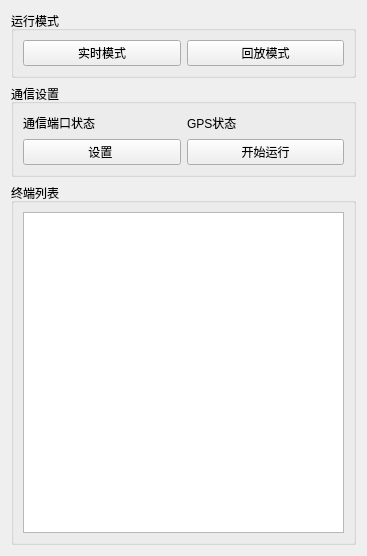
Qt form mac/examples/GasInfo/devicelistwidget.ui (Quenii/ADCEVM) before a commit.
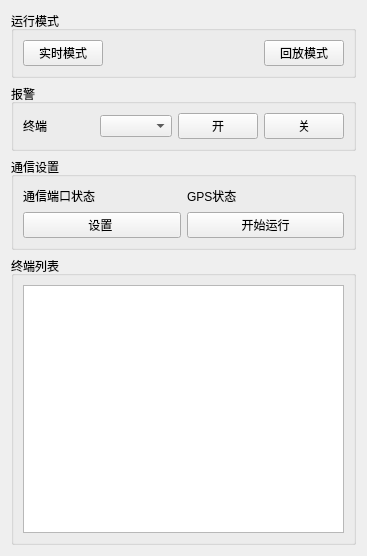
The same form after that commit. Custom widgets are drawn as their Qt base class.

What changed in the file:
```diff
--- a/mac/examples/GasInfo/devicelistwidget.ui
+++ b/mac/examples/GasInfo/devicelistwidget.ui
@@ -19,14 +19,16 @@
   <property name="windowTitle">
    <string/>
   </property>
-  <layout class="QVBoxLayout" name="verticalLayout_3">
-   <item>
+  <layout class="QGridLayout" name="gridLayout_4">
+   <item row="0" column="0">
     <widget class="QGroupBox" name="groupBox_3">
      <property name="title">
       <string>运行模式</string>
      </property>
-     <layout class="QHBoxLayout" name="horizontalLayout_4">
-      <item>
+     <layout class="QGridLayout" name="gridLayout_5">
+      <item row="0" column="0">
+       <layout class="QGridLayout" name="gridLayout_2">
+        <item row="0" column="0">
        <widget class="QPushButton" name="receiveModePushButton">
         <property name="text">
          <string>实时模式</string>
@@ -42,7 +44,20 @@
         </attribute>
        </widget>
       </item>
-      <item>
+        <item row="0" column="1">
+         <spacer name="horizontalSpacer">
+          <property name="orientation">
+           <enum>Qt::Horizontal</enum>
+          </property>
+          <property name="sizeHint" stdset="0">
+           <size>
+            <width>40</width>
+            <height>20</height>
+           </size>
+          </property>
+         </spacer>
+        </item>
+        <item row="0" column="2">
        <widget class="QPushButton" name="reviewModePushButton">
         <property name="text">
          <string>回放模式</string>
@@ -56,9 +71,61 @@
        </widget>
       </item>
      </layout>
+      </item>
+     </layout>
     </widget>
    </item>
-   <item>
+   <item row="1" column="0">
+    <widget class="QGroupBox" name="groupBox_4">
+     <property name="title">
+      <string>报警 </string>
+     </property>
+     <layout class="QGridLayout" name="gridLayout_6">
+      <item row="0" column="0">
+       <layout class="QGridLayout" name="gridLayout_3">
+        <item row="0" column="0">
+         <widget class="QLabel" name="label">
+          <property name="text">
+           <string>终端</string>
+          </property>
+         </widget>
+        </item>
+        <item row="0" column="1">
+         <widget class="QComboBox" name="comboBoxChannel">
+          <property name="minimumContentsLength">
+           <number>1</number>
+          </property>
+         </widget>
+        </item>
+        <item row="0" column="2">
+         <widget class="QPushButton" name="alarmOnPushButton">
+          <property name="text">
+           <string>开</string>
+          </property>
+          <property name="checkable">
+           <bool>true</bool>
+          </property>
+          <property name="autoDefault">
+           <bool>false</bool>
+          </property>
+         </widget>
+        </item>
+        <item row="0" column="3">
+         <widget class="QPushButton" name="alarmOffPushButton">
+          <property name="text">
+           <string>关</string>
+          </property>
+          <property name="checkable">
+           <bool>true</bool>
+          </property>
+         </widget>
+        </item>
+       </layout>
+      </item>
+     </layout>
+    </widget>
+   </item>
+   <item row="2" column="0">
     <widget class="QGroupBox" name="groupBox">
      <property name="enabled">
       <bool>true</bool>
@@ -78,7 +145,7 @@
      <property name="title">
       <string>通信设置</string>
      </property>
-     <layout class="QGridLayout" name="gridLayout_2">
+     <layout class="QGridLayout" name="gridLayout_7">
       <item row="0" column="0">
        <layout class="QGridLayout" name="gridLayout">
         <item row="0" column="0">
@@ -164,13 +231,13 @@
      </layout>
     </widget>
    </item>
-   <item>
+   <item row="3" column="0">
     <widget class="QGroupBox" name="groupBox_2">
      <property name="title">
       <string>终端列表</string>
      </property>
-     <layout class="QVBoxLayout" name="verticalLayout_2">
-      <item>
+     <layout class="QGridLayout" name="gridLayout_8">
+      <item row="0" column="0">
        <widget class="QTableView" name="terminalTableView">
         <property name="editTriggers">
          <set>QAbstractItemView::NoEditTriggers</set>
```
Lines whose indentation alone changed are shown as unchanged.
